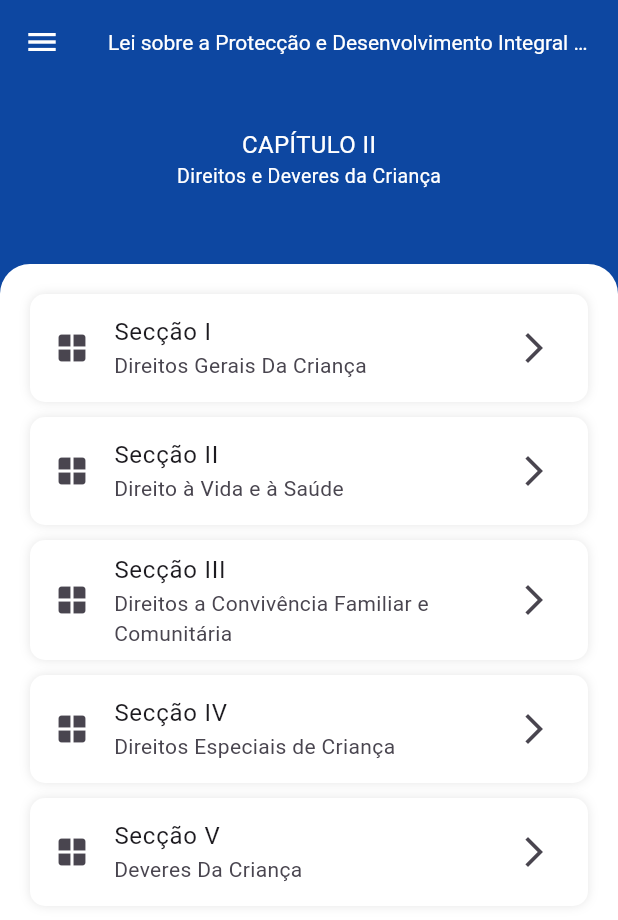
After one commit to nelsongarcia01/mobile-lei-de-proteccao-da-crianca-v1, a Flutter app: the Capitulo2SeccaoLayout screen opened by its route, on a phone screen of 412 x 824 dp. The commit adds this screen. Shown: the top 920 px of the screen. Run offline on Flutter 3.47's test engine with Material 3 defaults, Android fonts, the phone set to English and light mode, and no system bars; our stand-ins replace carousel_slider.

Commit message:
feat (cap2) : add section page

```diff
--- /dev/null
+++ b/lib/app/pages/capitulo_02/seccoes/capitulo_02_seccao.dart
@@ -0,0 +1,177 @@
+import 'package:flutter/material.dart';
+
+class Capitulo2SeccaoLayout extends StatelessWidget {
+  final titulo =
+      'Lei sobre a Protecção e Desenvolvimento Integral da Criança Angolana';
+  final List seccoes = [
+    {
+      "id": 1,
+      "titulo": "Secção I",
+      "subtitulo": "Direitos Gerais Da Criança",
+      "rota": "/capitulo2-seccao1-artigos",
+    },
+    {
+      "id": 2,
+      "titulo": "Secção II",
+      "subtitulo": "Direito à Vida e à Saúde",
+      "rota": "/capitulo2-seccao2-artigos",
+    },
+    {
+      "id": 3,
+      "titulo": "Secção III",
+      "subtitulo": "Direitos a Convivência Familiar e Comunitária",
+      "rota": "/capitulo2-seccao1-artigos",
+    },
+    {
+      "id": 4,
+      "titulo": "Secção IV",
+      "subtitulo": "Direitos Especiais de Criança",
+      "rota": "/capitulo2-seccao2-artigos",
+    },
+    {
+      "id": 5,
+      "titulo": "Secção V",
+      "subtitulo": "Deveres Da Criança",
+      "rota": "/capitulo2-seccao2-artigos",
+    },
+  ];
+
+  Capitulo2SeccaoLayout({super.key});
+
+  @override
+  Widget build(BuildContext context) {
+    return Scaffold(
+      appBar: AppBar(
+        title: Text(titulo),
+        backgroundColor: Colors.blue[900],
+        titleTextStyle: TextStyle(color: Colors.white),
+        foregroundColor: Colors.white,
+      ),
+
+      backgroundColor: Colors.blue[900],
+      body: Column(
+        children: [
+          Container(
+            height: 100,
+            width: double.infinity,
+            color: Colors.blue[900],
+            padding: EdgeInsets.all(8.0),
+            margin: EdgeInsets.only(bottom: 20),
+            child: Column(
+              mainAxisAlignment: MainAxisAlignment.center,
+              children: [
+                Text(
+                  'CAPÍTULO II',
+                  style: TextStyle(color: Colors.white, fontSize: 16),
+                ),
+                Text(
+                  'Direitos e Deveres da Criança',
+                  style: TextStyle(color: Colors.white, fontSize: 13),
+                ),
+              ],
+            ),
+          ),
+
+          Expanded(
+            child: Container(
+              padding: EdgeInsets.only(top: 20),
+              decoration: BoxDecoration(
+                color: Colors.white,
+                borderRadius: BorderRadius.only(
+                  topLeft: Radius.circular(20),
+                  topRight: Radius.circular(20),
+                ),
+              ),
+              child: ListView.builder(
+                itemCount: seccoes.length,
+                itemBuilder: (context, index) {
+                  final seccao = seccoes[index];
+
+                  return Container(
+                    margin: EdgeInsets.only(bottom: 10, left: 20, right: 20),
+                    decoration: BoxDecoration(
+                      color: Colors.white,
+                      borderRadius: BorderRadius.circular(10),
+                      boxShadow: [
+                        BoxShadow(
+                          color: Colors.black.withOpacity(0.1),
+                          blurRadius: 5,
+                        ),
+                      ],
+                    ),
+
+                    child: ListTile(
+                      leading: Icon(Icons.window_rounded),
+                      title: Text(seccao["titulo"]),
+                      subtitle: Text(seccao["subtitulo"]),
+                      trailing: Icon(Icons.arrow_forward_ios),
+                      onTap: () {
+                        Navigator.pushNamed(context, seccao["rota"]);
+                      },
+                    ),
+                  );
+                },
+              ),
+            ),
+          ),
+        ],
+      ),
+
+      drawer: Drawer(
+        child: Column(
+          children: [
+            Container(
+              height: 180,
+              width: double.infinity,
+              color: Colors.blue[900],
+              padding: EdgeInsets.all(8),
+              child: Column(
+                mainAxisAlignment: MainAxisAlignment.center,
+                children: [
+                  Text(
+                    titulo,
+                    style: TextStyle(color: Colors.white, fontSize: 16),
+                    textAlign: TextAlign.center,
+                  ),
+                  Text(
+                    'Desenvolvido Por Nelson Manuel Garcia.',
+                    style: TextStyle(color: Colors.white, fontSize: 12),
+                  ),
+                  Text(
+                    'Versão 1.0.0',
+                    style: TextStyle(color: Colors.white, fontSize: 10),
+                  ),
+                ],
+              ),
+            ),
+
+            ListTile(
+              leading: Icon(Icons.home_rounded),
+              title: Text('Home'),
+              onTap: () {
+                Navigator.pop(context); // 👈 fecha drawer
+                Navigator.pushNamed(context, '/home');
+              },
+            ),
+            ListTile(
+              leading: Icon(Icons.book),
+              title: Text('Preâmbulo'),
+              onTap: () {
+                Navigator.pop(context); // 👈 fecha drawer
+                Navigator.pushNamed(context, '/preambulo');
+              },
+            ),
+            ListTile(
+              leading: Icon(Icons.info),
+              title: Text('Sobre'),
+              onTap: () {
+                Navigator.pop(context); // 👈 fecha drawer
+                Navigator.pushNamed(context, '/sobre');
+              },
+            ),
+          ],
+        ),
+      ),
+    );
+  }
+}
--- a/lib/app/pages/home.dart
+++ b/lib/app/pages/home.dart
@@ -25,7 +25,7 @@ class _HomePageState extends State<HomePage> {
       "id": 2,
       "titulo": "Capítulo II",
       "subtitulo": "Direitos e Deveres da Criança",
-      "rota": "/capitulo2-seccoes",
+      "rota": "/capitulo02_seccao",
     },
     {
       "id": 3,
--- a/lib/main.dart
+++ b/lib/main.dart
@@ -1,5 +1,6 @@
 import 'package:flutter/material.dart';
 import 'package:lei_sobre_preteccao_das_criancas_angolana/app/pages/capitulo_01/artigos/capitulo01_artigos.dart';
+import 'package:lei_sobre_preteccao_das_criancas_angolana/app/pages/capitulo_02/seccoes/capitulo_02_seccao.dart';
 import 'package:lei_sobre_preteccao_das_criancas_angolana/app/pages/home.dart';
 import 'package:lei_sobre_preteccao_das_criancas_angolana/app/pages/preambulo.dart';
 import 'package:lei_sobre_preteccao_das_criancas_angolana/app/pages/sobre.dart';
@@ -26,6 +27,7 @@ class MyApp extends StatelessWidget {
         '/preambulo' : (context) => const PreambuloLayout(),
         '/sobre' : (context) => const SobreLayout(),
         '/capitulo01_artigos' : (context) => const Capitulo1ArtigosLayout(),
+        '/capitulo02_seccao' : (context) => Capitulo2SeccaoLayout(),
       },
     );
   }
```
